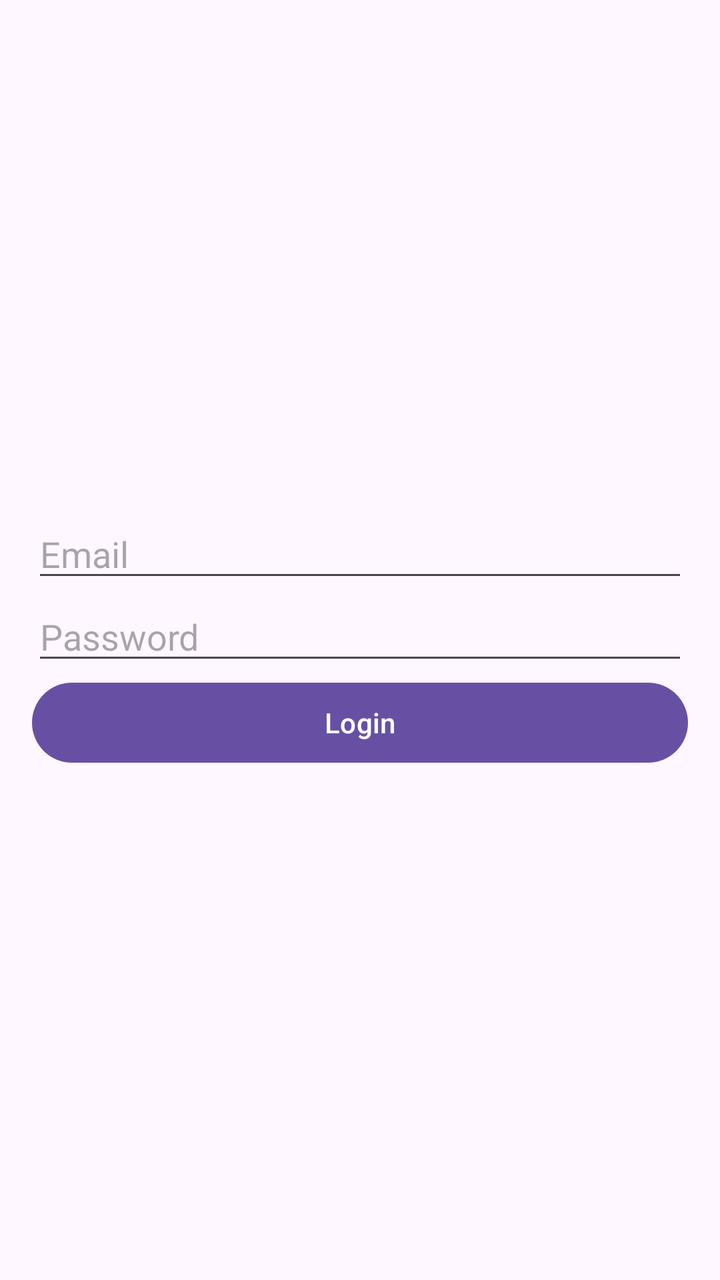
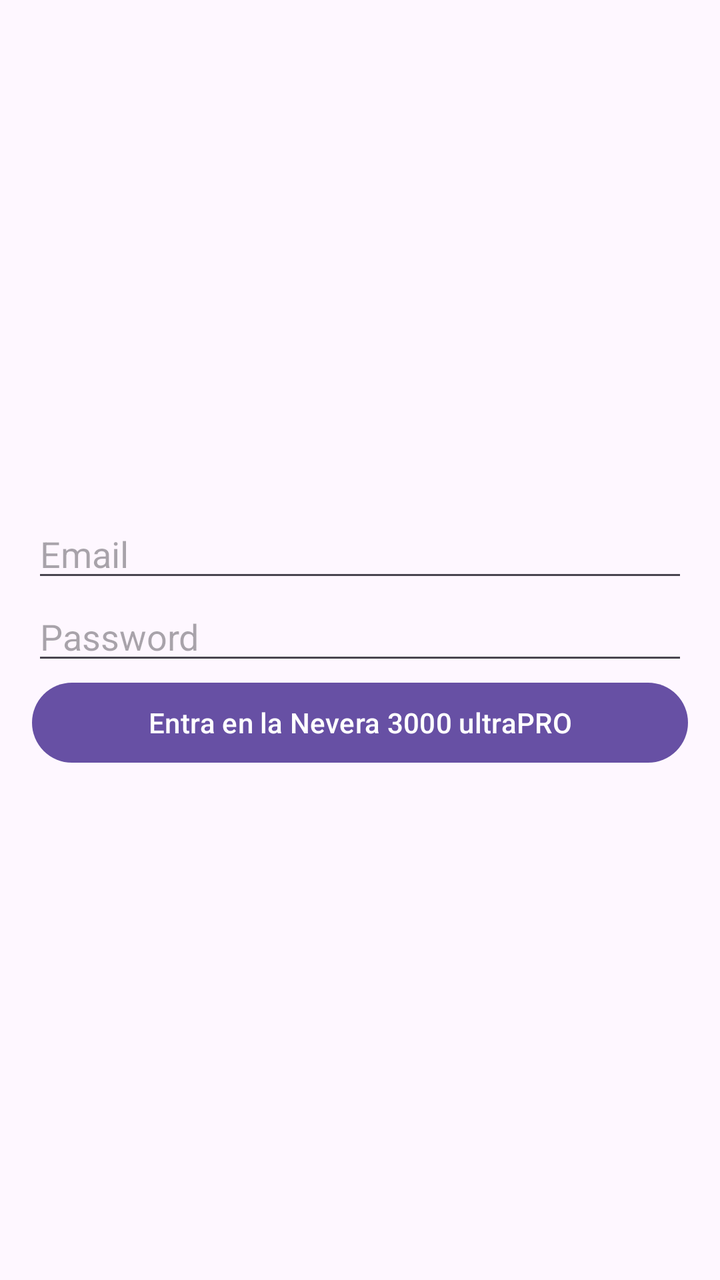

Screens rendered from an Android XML layout before and after an edit, with the pre-edit source and the edit as a unified diff.
<!-- AndroidManifest.xml: application theme Theme.OPTpractica -->
<!-- res/layout/activity_main.xml -->
<?xml version="1.0" encoding="utf-8"?>
<androidx.constraintlayout.motion.widget.MotionLayout xmlns:android="http://schemas.android.com/apk/res/android"
    xmlns:app="http://schemas.android.com/apk/res-auto"
    xmlns:tools="http://schemas.android.com/tools"
    android:id="@+id/main"
    android:layout_width="match_parent"
    android:layout_height="match_parent"
    app:layoutDescription="@xml/activity_main_scene"
    tools:context=".MainActivity">

    <LinearLayout
        android:id="@+id/linearLayout"
        android:layout_width="match_parent"
        android:layout_height="match_parent"
        android:gravity="center"
        android:orientation="vertical"
        android:padding="16dp"
        app:layout_constraintBottom_toTopOf="@+id/emailEditText"
        app:layout_constraintEnd_toEndOf="parent"
        app:layout_constraintHorizontal_bias="0.5"
        app:layout_constraintStart_toStartOf="parent"
        app:layout_constraintTop_toTopOf="parent"
        app:layout_constraintVertical_bias="0.0">

        <EditText
            android:id="@+id/emailEditText"
            android:layout_width="match_parent"
            android:layout_height="wrap_content"
            android:hint="Email"
            app:layout_constraintBottom_toTopOf="@+id/passwordEditText"
            app:layout_constraintHorizontal_bias="0.5"
            app:layout_constraintTop_toBottomOf="parent" />

        <EditText
            android:id="@+id/passwordEditText"
            android:layout_width="match_parent"
            android:layout_height="wrap_content"
            android:hint="Password"
            android:inputType="textPassword"
            app:layout_constraintBottom_toTopOf="@+id/loginButton"
            app:layout_constraintHorizontal_bias="0.5"
            app:layout_constraintTop_toBottomOf="@+id/emailEditText" />

        <Button
            android:id="@+id/loginButton"
            android:layout_width="match_parent"
            android:layout_height="wrap_content"
            android:text="Login"
            app:layout_constraintBottom_toTopOf="parent"
            app:layout_constraintHorizontal_bias="0.5"
            app:layout_constraintTop_toBottomOf="@+id/passwordEditText" />
    </LinearLayout>

</androidx.constraintlayout.motion.widget.MotionLayout>
<!-- resources referenced by this layout -->
<resources>
  <style name="Theme.OPTpractica" parent="Base.Theme.OPTpractica" />
  <style name="Base.Theme.OPTpractica" parent="Theme.Material3.DayNight.NoActionBar">
          
          
      </style>
</resources>

<!-- the commit's change to res/layout/activity_main.xml (unified diff, before → after) -->
@@ -45,7 +45,7 @@
             android:id="@+id/loginButton"
             android:layout_width="match_parent"
             android:layout_height="wrap_content"
-            android:text="Login"
+            android:text="Entra en la Nevera 3000 ultraPRO"
             app:layout_constraintBottom_toTopOf="parent"
             app:layout_constraintHorizontal_bias="0.5"
             app:layout_constraintTop_toBottomOf="@+id/passwordEditText" />
